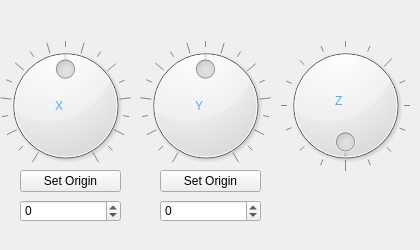
polybox3d/polybox, file src/Page/RotationControlDock.ui: the form before one commit.
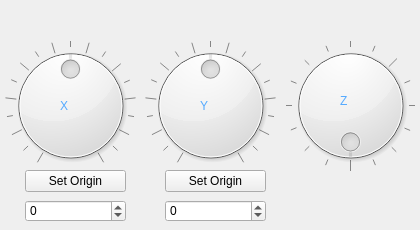
The form after the commit. Icons and pictures are not drawn.

Diff of the .ui file:
```diff
--- a/src/Page/RotationControlDock.ui
+++ b/src/Page/RotationControlDock.ui
@@ -1,13 +1,13 @@
 <?xml version="1.0" encoding="UTF-8"?>
 <ui version="4.0">
  <class>RotationControlDock</class>
- <widget class="QDockWidget" name="RotationControlDock">
+ <widget class="QWidget" name="RotationControlDock">
   <property name="geometry">
    <rect>
     <x>0</x>
     <y>0</y>
     <width>420</width>
-    <height>250</height>
+    <height>230</height>
    </rect>
   </property>
   <property name="minimumSize">
@@ -25,7 +25,15 @@
   <property name="windowTitle">
    <string>Rotation Control</string>
   </property>
-  <widget class="QWidget" name="dockWidgetContents">
+  <widget class="QWidget" name="dockWidgetContents" native="true">
+   <property name="geometry">
+    <rect>
+     <x>5</x>
+     <y>0</y>
+     <width>411</width>
+     <height>232</height>
+    </rect>
+   </property>
    <widget class="QDial" name="rotX">
     <property name="geometry">
      <rect>
```
